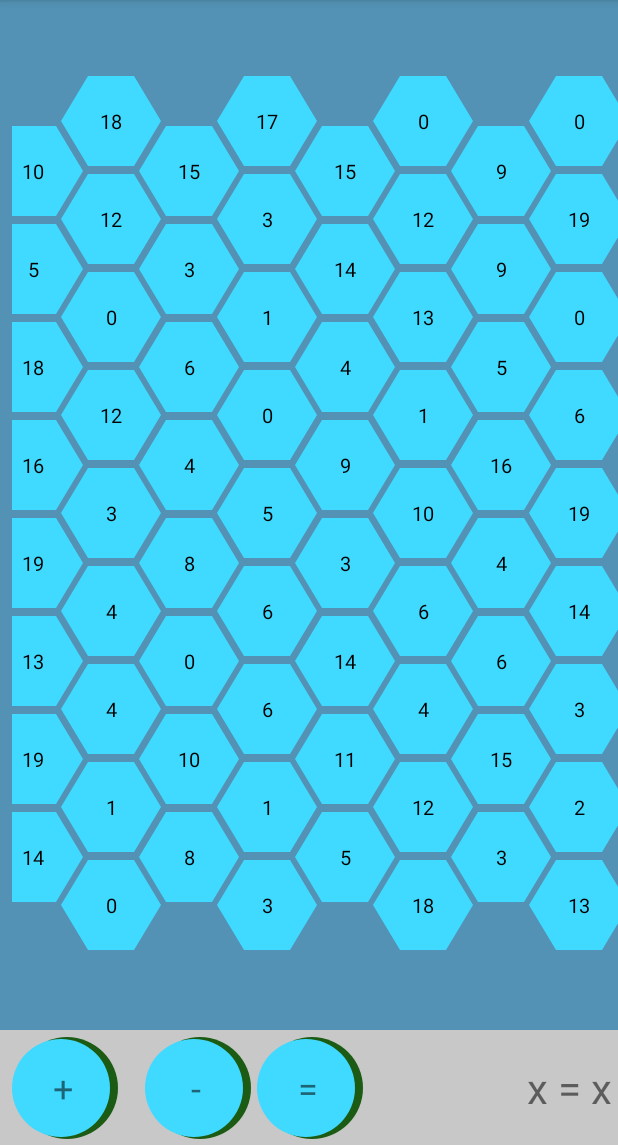
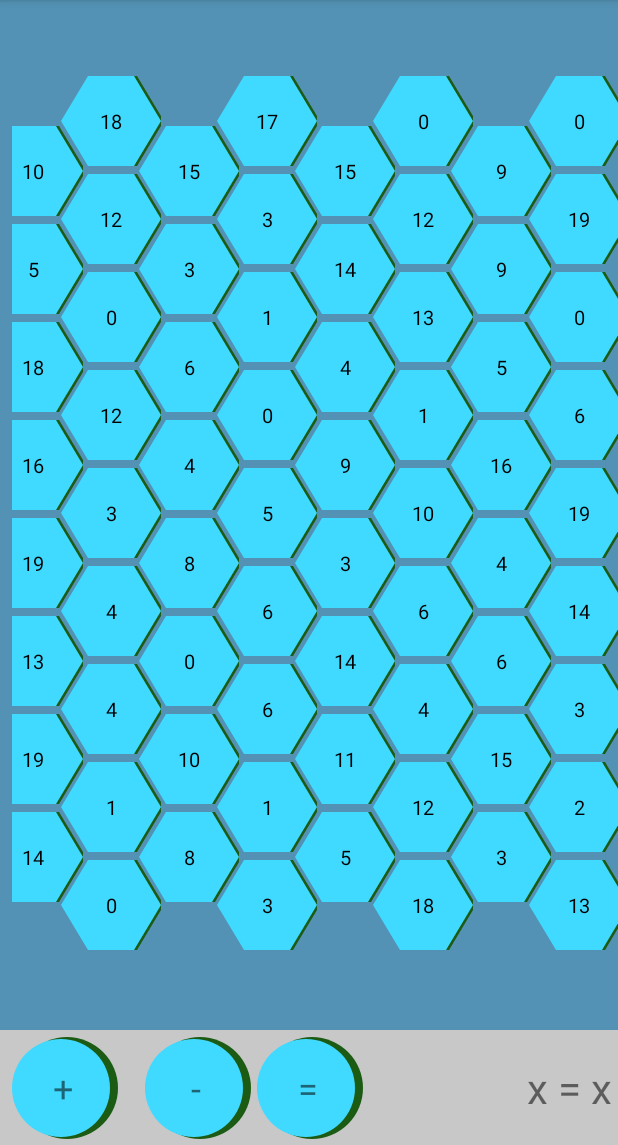
Before and after one commit to foxpaps/cellHexaCalc, an Android app: the screen it shows after launch (MainActivity), on a phone screen of 412 x 824 dp, the part 91-1236 px from its top. Run offline under Robolectric (Android 15) with nearby library versions, the phone set to English and light mode, and no system bars.

Commit message:
effet 3d

```diff
--- a/app/src/main/java/com/math/jeux/cellhexacalc/HexaTextView.java
+++ b/app/src/main/java/com/math/jeux/cellhexacalc/HexaTextView.java
@@ -114,6 +114,8 @@ public class HexaTextView extends View
         strokePaint.setFlags(Paint.ANTI_ALIAS_FLAG);
 
         computePoint();
+
+        drawPolygone3d(canvas,tabHexaPoint,strokePaint);
         drawPolygone(canvas,tabHexaPoint,hexaPaint);
 
         Paint textPaint = new Paint();
@@ -141,4 +143,19 @@ public class HexaTextView extends View
         canvas.drawPath(path, paint);
     }
 
+    private void drawPolygone3d(Canvas canvas, Point tabHexaPoint[], Paint paint) {
+
+        paint.setStyle(Paint.Style.FILL_AND_STROKE);
+        paint.setAntiAlias(true);
+
+        Path path = new Path();
+        path.setFillType(Path.FillType.EVEN_ODD);
+
+        path.moveTo(tabHexaPoint[0].x+3,tabHexaPoint[0].y);
+        for (int i = 1 ; i< tabHexaPoint.length; i++) {
+            path.lineTo(tabHexaPoint[i].x+3, tabHexaPoint[i].y);
+        }
+        path.close();
+        canvas.drawPath(path, paint);
+    }
 }
--- a/app/src/main/res/layout/content_main.xml
+++ b/app/src/main/res/layout/content_main.xml
@@ -21,7 +21,7 @@
         android:layout_alignParentTop="true"
         android:paddingTop="8dp"
         android:paddingLeft="8dp"
-
+        app:StrokeColor="@color/colorStroke"
         app:max_columns="8"
         app:max_rows="9"
         app:radius="40dp"
```
Also changed, not shown: app/src/main/java/com/math/jeux/cellhexacalc/ScoreManager.java (+4 -5 lines), 1 other file.
